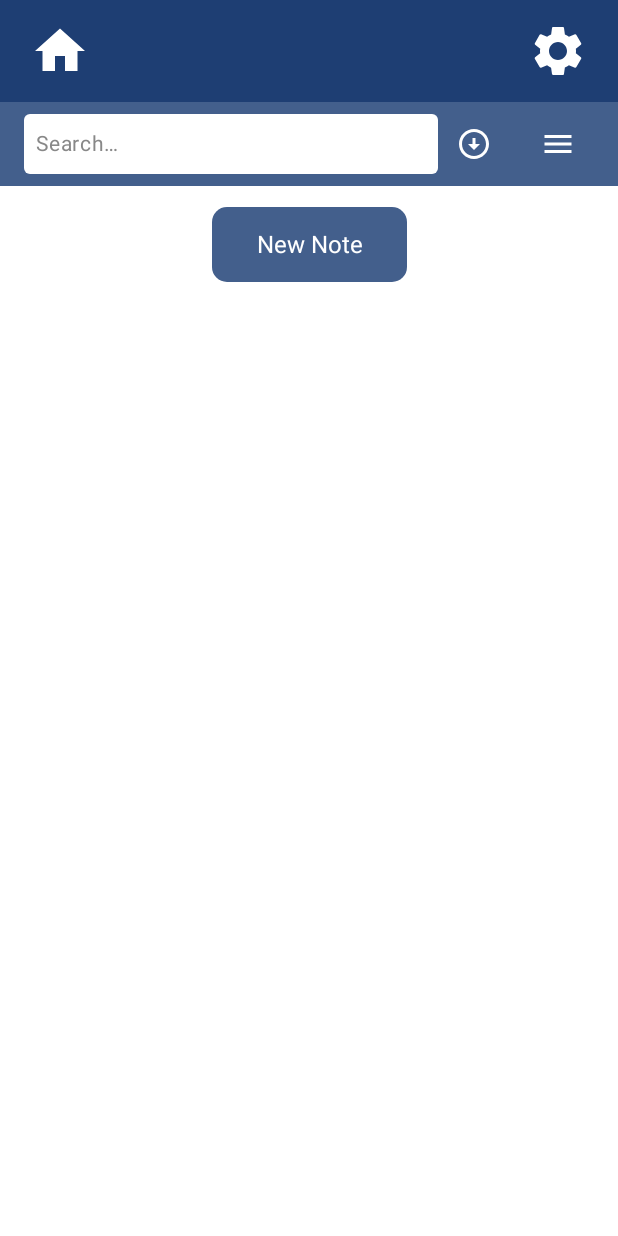
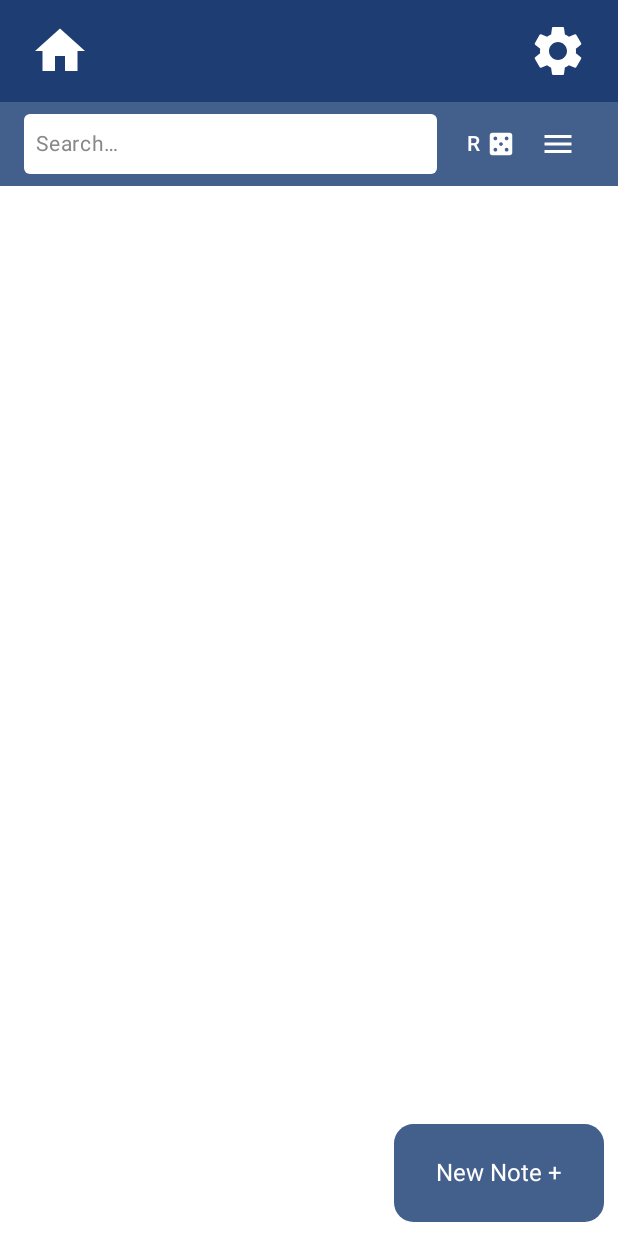
Before and after one commit to Axebow2/NoteTakingApp, an Android app built with Jetpack Compose: the HomePage screen opened through its navigation route, on a phone screen of 412 x 824 dp. Run offline under Robolectric (Android 15) with nearby library versions, the phone set to English and light mode, and no system bars; libraries missing offline, so code that uses them is left out: com.mohamedrejeb.richeditor.

Commit message:
More visual and ui changes added today, the new note button was changed to a floating button for better user access, icons now stay where they are suppossed to be when other icons are disabled and the sort by button was completely over hauled to be more reflective of what it means. Also deleted some unused imports

```diff
--- a/app/src/main/java/com/example/notetakingapp/MainActivity.kt
+++ b/app/src/main/java/com/example/notetakingapp/MainActivity.kt
@@ -55,28 +55,27 @@ import androidx.compose.ui.text.style.TextDecoration
 import com.mohamedrejeb.richeditor.model.rememberRichTextState
 import com.mohamedrejeb.richeditor.ui.material3.RichTextEditor
 import androidx.compose.material.icons.filled.GridView
-import androidx.compose.material.icons.filled.ViewList
 import androidx.compose.foundation.lazy.grid.items
 import androidx.compose.foundation.shape.RoundedCornerShape
 import androidx.compose.foundation.text.BasicTextField
-import androidx.compose.material.icons.filled.ArrowCircleDown
 import androidx.compose.material.icons.filled.Palette
 import androidx.compose.material.icons.filled.Star
-import androidx.compose.material.icons.filled.StarBorder
 import androidx.compose.material3.TextFieldDefaults
 import androidx.compose.material3.OutlinedTextField
 import androidx.compose.ui.draw.shadow
 import androidx.compose.ui.text.TextStyle
 import androidx.compose.ui.text.style.TextAlign
 import com.example.notetakingapp.ui.theme.noteColors
-import com.mohamedrejeb.richeditor.ui.material3.RichTextEditorColors
-import com.mohamedrejeb.richeditor.ui.material3.RichTextEditorDefaults
 import java.text.SimpleDateFormat
 import java.time.LocalDate
 import java.time.format.DateTimeFormatter
 import java.util.Date
 import java.util.Locale
 import kotlin.Boolean
+import androidx.compose.material.icons.filled.Casino
+import androidx.compose.material.icons.filled.KeyboardArrowDown
+import androidx.compose.material.icons.filled.KeyboardDoubleArrowDown
+import androidx.compose.material.icons.filled.KeyboardDoubleArrowUp
 
 
 // Data class for notes
@@ -298,36 +297,75 @@ fun HomeSubHeader(
         Row(
             modifier = Modifier
                 .fillMaxSize()
-                .background(if (settings.darkMode){Color(0xFF494A4A)} else {Color(0xFF435f8c) })
+                .background(
+                    if (settings.darkMode) {
+                        Color(0xFF494A4A)
+                    } else {
+                        Color(0xFF435f8c)
+                    }
+                )
                 .padding(horizontal = 16.dp),
             verticalAlignment = Alignment.CenterVertically
         ) {
             // Custom search bar
+            Box(modifier = Modifier.weight(1f)) {
                 if (settings.searchBarVisible) {
                     CustomSearchBar(
                         value = searchQuery,
                         onValueChange = onSearchQueryChange,
                         modifier = Modifier
-                    .weight(1f)
+                            .fillMaxWidth()
                             .height(40.dp)
-            )
-            }
-
-            // Sort toggle button
-            if (settings.sortByVisible) {
-            IconButton(onClick = onToggleSort) {
-                Icon(
-                    imageVector = Icons.Default.ArrowCircleDown,
-                    contentDescription = "Toggle Note Sort Type",
-                    tint = Color.White
                     )
                 }
             }
 
+            Spacer(Modifier.width(20.dp))
 
-            Spacer(Modifier.width(8.dp))
+            // Row to store buttons
+            Row(
+                verticalAlignment = Alignment.CenterVertically,
+                horizontalArrangement = Arrangement.spacedBy(2.dp)
+            ) {
+                if (settings.sortByVisible) {
+                    val label = when (sortBy) {
+                        SortBy.ALPHABET -> "A"
+                        SortBy.RANDOM -> "R"
+                        SortBy.DATEDES, SortBy.DATEASC -> "D"
+                    }
 
-            // Toggle view button
+                    val sortIcon = when (sortBy) {
+                        SortBy.ALPHABET -> Icons.Default.KeyboardArrowDown
+                        SortBy.RANDOM -> Icons.Default.Casino
+                        SortBy.DATEDES -> Icons.Default.KeyboardDoubleArrowDown
+                        SortBy.DATEASC -> Icons.Default.KeyboardDoubleArrowUp
+                    }
+
+                    // Toggle note sort by
+                    Row(
+                        verticalAlignment = Alignment.CenterVertically,
+                        horizontalArrangement = Arrangement.spacedBy(1.dp)
+                    ) {
+                        Text(
+                            text = label,
+                            color = Color.White,
+                            style = MaterialTheme.typography.labelLarge
+                        )
+                        IconButton(
+                            onClick = onToggleSort,
+                            modifier = Modifier.size(24.dp)
+                        ) {
+                            Icon(
+                                imageVector = sortIcon,
+                                contentDescription = "Toggle Note Sort Type",
+                                tint = Color.White,
+                                modifier = Modifier.size(20.dp)
+                            )
+                        }
+                    }
+                }
+
+                // Toggle list or grid view
                 if (settings.viewToggleVisible) {
                     IconButton(onClick = onToggleView) {
                         Icon(
@@ -340,7 +378,7 @@ fun HomeSubHeader(
             }
         }
     }
-
+}
 // Button to toggle different text types
 @Composable
 fun ToggleButton(text: String, enabled: Boolean, onClick: () -> Unit) {
@@ -619,35 +657,14 @@ fun HomePage(navController: NavController, viewModel: NotesViewModel) {
             }
         },
         content = { paddingValues ->
-            Column(modifier = Modifier
+            Box(
+                modifier = Modifier
                     .padding(paddingValues)
                     .fillMaxSize()
-                .background(if (settings.darkMode){Color(0xFF737373)} else {Color(0xFFFFFFFF) }))
-            {
-
-
-                Box(
-                    modifier = Modifier
-                        .fillMaxWidth()
-                        .padding(vertical = 14.dp),
-                    contentAlignment = Alignment.Center
+                    .background(if (settings.darkMode) Color(0xFF737373) else Color(0xFFFFFFFF))
             ) {
-                    Button(
-                        onClick = { navController.navigate("create_note_screen") },
-                        shape = RoundedCornerShape(20),
-                        colors = ButtonDefaults.buttonColors(
-                            containerColor = if (settings.darkMode){Color(0xFF494A4A)} else {Color(0xFF435f8c) },
-                            contentColor = Color.White
-                        ),
-                        modifier = Modifier
-                            .height(50.dp)
-                            .width(130.dp)
-                    ) {
-                        Text("New Note",
-                        style = TextStyle(fontSize = 16.sp))
-                    }
-                }
-
+                Column(modifier = Modifier.fillMaxSize()) {
+                    // Display notes in list view
                     if (ViewMode.valueOf(settings.viewMode) == ViewMode.LIST) {
                         LazyColumn(modifier = Modifier.padding(1.dp)) {
                             items(filteredNotes, key = { it.id }) { note ->
@@ -664,6 +681,7 @@ fun HomePage(navController: NavController, viewModel: NotesViewModel) {
                             }
                         }
                     } else {
+                        // Display notes in grid view
                         LazyVerticalGrid(
                             columns = GridCells.Fixed(2),
                             modifier = Modifier.padding(8.dp),
@@ -686,9 +704,27 @@ fun HomePage(navController: NavController, viewModel: NotesViewModel) {
                         }
                     }
                 }
+
+                // New note button
+                Button(
+                    onClick = { navController.navigate("create_note_screen") },
+                    shape = RoundedCornerShape(20),
+                    colors = ButtonDefaults.buttonColors(
+                        containerColor = if (settings.darkMode) Color(0xFF494A4A) else Color(0xFF435f8c),
+                        contentColor = Color.White
+                    ),
+                    modifier = Modifier
+                        .align(Alignment.BottomEnd)
+                        .padding(9.dp)
+                        .height(65.dp)
+                        .width(140.dp)
+                ) {
+                    Text("New Note +", style = TextStyle(fontSize = 16.sp))
                 }
-    )
             }
+        })
+}
+
 
 // Settings Page
 @Composable
```
Lines whose indentation alone changed are shown as unchanged.
